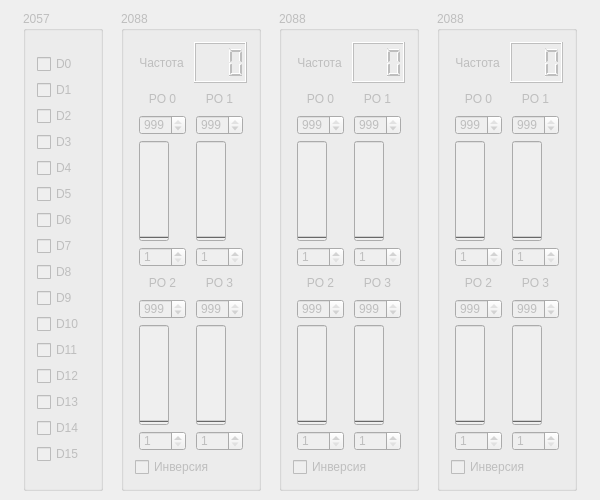
Above: Megatron-server/server.ui from sseitov/Megatron before the change. Below: the same form after it.
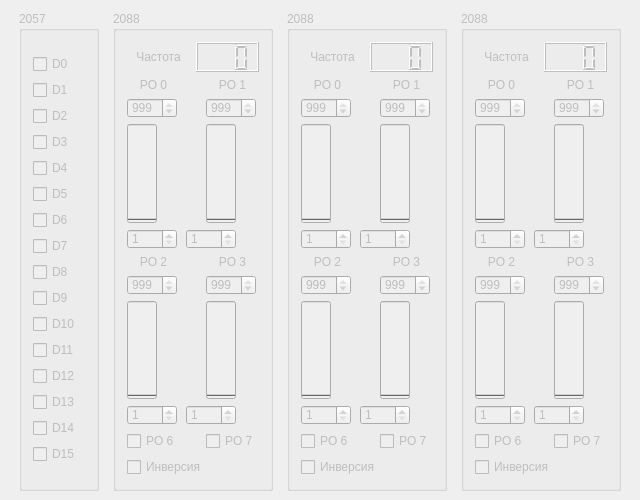
That is the form after the change.

```diff
--- a/Megatron-server/server.ui
+++ b/Megatron-server/server.ui
@@ -6,19 +6,19 @@
    <rect>
     <x>0</x>
     <y>0</y>
-    <width>600</width>
+    <width>640</width>
     <height>500</height>
    </rect>
   </property>
   <property name="minimumSize">
    <size>
-    <width>600</width>
+    <width>640</width>
     <height>500</height>
    </size>
   </property>
   <property name="maximumSize">
    <size>
-    <width>600</width>
+    <width>640</width>
     <height>500</height>
    </size>
   </property>
@@ -227,13 +227,13 @@
      </property>
      <property name="minimumSize">
       <size>
-       <width>140</width>
+       <width>160</width>
        <height>480</height>
       </size>
      </property>
      <property name="maximumSize">
       <size>
-       <width>140</width>
+       <width>160</width>
        <height>600</height>
       </size>
      </property>
@@ -246,7 +246,7 @@
      <property name="checked">
       <bool>false</bool>
      </property>
-     <layout class="QVBoxLayout" name="verticalLayout_4">
+     <layout class="QVBoxLayout" name="verticalLayout">
       <item>
        <layout class="QHBoxLayout" name="horizontalLayout_3">
         <item>
@@ -281,7 +281,7 @@
        </layout>
       </item>
       <item>
-       <layout class="QGridLayout" name="gridLayout_3">
+       <layout class="QGridLayout" name="gridLayout">
         <item row="0" column="0">
          <widget class="QLabel" name="label_2">
           <property name="maximumSize">
@@ -298,7 +298,7 @@
           </property>
          </widget>
         </item>
-        <item row="0" column="1">
+        <item row="0" column="2">
          <widget class="QLabel" name="label_3">
           <property name="maximumSize">
            <size>
@@ -333,7 +333,7 @@
           </property>
          </widget>
         </item>
-        <item row="1" column="1">
+        <item row="1" column="2">
          <widget class="QSpinBox" name="hi1_1">
           <property name="maximumSize">
            <size>
@@ -383,12 +383,12 @@
           </property>
          </widget>
         </item>
-        <item row="2" column="1">
+        <item row="2" column="2">
          <widget class="QProgressBar" name="po1_1">
           <property name="minimumSize">
            <size>
             <width>30</width>
-            <height>100</height>
+            <height>30</height>
            </size>
           </property>
           <property name="maximumSize">
@@ -427,7 +427,7 @@
           </property>
          </widget>
         </item>
-        <item row="3" column="1">
+        <item row="3" column="1" colspan="2">
          <widget class="QSpinBox" name="lo1_1">
           <property name="maximumSize">
            <size>
@@ -459,7 +459,7 @@
           </property>
          </widget>
         </item>
-        <item row="4" column="1">
+        <item row="4" column="2">
          <widget class="QLabel" name="label_5">
           <property name="maximumSize">
            <size>
@@ -475,7 +475,7 @@
           </property>
          </widget>
         </item>
-        <item row="5" column="0">
+        <item row="5" column="0" colspan="2">
          <widget class="QSpinBox" name="hi2_1">
           <property name="maximumSize">
            <size>
@@ -494,7 +494,7 @@
           </property>
          </widget>
         </item>
-        <item row="5" column="1">
+        <item row="5" column="2">
          <widget class="QSpinBox" name="hi3_1">
           <property name="maximumSize">
            <size>
@@ -518,7 +518,7 @@
           <property name="minimumSize">
            <size>
             <width>30</width>
-            <height>100</height>
+            <height>30</height>
            </size>
           </property>
           <property name="maximumSize">
@@ -541,12 +541,12 @@
           </property>
          </widget>
         </item>
-        <item row="6" column="1">
+        <item row="6" column="2">
          <widget class="QProgressBar" name="po3_1">
           <property name="minimumSize">
            <size>
             <width>30</width>
-            <height>100</height>
+            <height>30</height>
            </size>
           </property>
           <property name="maximumSize">
@@ -585,7 +585,7 @@
           </property>
          </widget>
         </item>
-        <item row="7" column="1">
+        <item row="7" column="1" colspan="2">
          <widget class="QSpinBox" name="lo3_1">
           <property name="maximumSize">
            <size>
@@ -601,6 +601,20 @@
           </property>
          </widget>
         </item>
+        <item row="8" column="0">
+         <widget class="QCheckBox" name="po6_1">
+          <property name="text">
+           <string>PO 6</string>
+          </property>
+         </widget>
+        </item>
+        <item row="8" column="2">
+         <widget class="QCheckBox" name="po7_1">
+          <property name="text">
+           <string>PO 7</string>
+          </property>
+         </widget>
+        </item>
        </layout>
       </item>
       <item>
@@ -620,13 +634,13 @@
      </property>
      <property name="minimumSize">
       <size>
-       <width>140</width>
+       <width>160</width>
        <height>480</height>
       </size>
      </property>
      <property name="maximumSize">
       <size>
-       <width>140</width>
+       <width>160</width>
        <height>600</height>
       </size>
      </property>
@@ -691,7 +705,7 @@
           </property>
          </widget>
         </item>
-        <item row="0" column="1">
+        <item row="0" column="2">
          <widget class="QLabel" name="label_8">
           <property name="maximumSize">
            <size>
@@ -726,7 +740,7 @@
           </property>
          </widget>
         </item>
-        <item row="1" column="1">
+        <item row="1" column="2">
          <widget class="QSpinBox" name="hi1_2">
           <property name="maximumSize">
            <size>
@@ -776,12 +790,12 @@
           </property>
          </widget>
         </item>
-        <item row="2" column="1">
+        <item row="2" column="2">
          <widget class="QProgressBar" name="po1_2">
           <property name="minimumSize">
            <size>
             <width>30</width>
-            <height>100</height>
+            <height>30</height>
            </size>
           </property>
           <property name="maximumSize">
@@ -820,7 +834,7 @@
           </property>
          </widget>
         </item>
-        <item row="3" column="1">
+        <item row="3" column="1" colspan="2">
          <widget class="QSpinBox" name="lo1_2">
           <property name="maximumSize">
            <size>
@@ -852,7 +866,7 @@
           </property>
          </widget>
         </item>
-        <item row="4" column="1">
+        <item row="4" column="2">
          <widget class="QLabel" name="label_10">
           <property name="maximumSize">
            <size>
@@ -868,7 +882,7 @@
           </property>
          </widget>
         </item>
-        <item row="5" column="0">
+        <item row="5" column="0" colspan="2">
          <widget class="QSpinBox" name="hi2_2">
           <property name="maximumSize">
            <size>
@@ -887,7 +901,7 @@
           </property>
          </widget>
         </item>
-        <item row="5" column="1">
+        <item row="5" column="2">
          <widget class="QSpinBox" name="hi3_2">
           <property name="maximumSize">
            <size>
@@ -911,7 +925,7 @@
           <property name="minimumSize">
            <size>
             <width>30</width>
-            <height>100</height>
+            <height>30</height>
            </size>
           </property>
           <property name="maximumSize">
@@ -934,12 +948,12 @@
           </property>
          </widget>
         </item>
-        <item row="6" column="1">
+        <item row="6" column="2">
          <widget class="QProgressBar" name="po3_2">
           <property name="minimumSize">
            <size>
             <width>30</width>
-            <height>100</height>
+            <height>30</height>
            </size>
           </property>
           <property name="maximumSize">
@@ -978,7 +992,7 @@
           </property>
          </widget>
         </item>
-        <item row="7" column="1">
+        <item row="7" column="1" colspan="2">
          <widget class="QSpinBox" name="lo3_2">
           <property name="maximumSize">
            <size>
@@ -994,6 +1008,20 @@
           </property>
          </widget>
         </item>
+        <item row="8" column="0">
+         <widget class="QCheckBox" name="po6_2">
+          <property name="text">
+           <string>PO 6</string>
+          </property>
+         </widget>
+        </item>
+        <item row="8" column="2">
+         <widget class="QCheckBox" name="po7_2">
+          <property name="text">
+           <string>PO 7</string>
+          </property>
+         </widget>
+        </item>
        </layout>
       </item>
       <item>
@@ -1013,13 +1041,13 @@
      </property>
      <property name="minimumSize">
       <size>
-       <width>140</width>
+       <width>160</width>
        <height>480</height>
       </size>
      </property>
      <property name="maximumSize">
       <size>
-       <width>140</width>
+       <width>160</width>
        <height>600</height>
       </size>
      </property>
@@ -1032,7 +1060,7 @@
      <property name="checked">
       <bool>false</bool>
      </property>
-     <layout class="QVBoxLayout" name="verticalLayout">
+     <layout class="QVBoxLayout" name="verticalLayout_4">
       <item>
        <layout class="QHBoxLayout" name="horizontalLayout_5">
         <item>
@@ -1067,7 +1095,7 @@
        </layout>
       </item>
       <item>
-       <layout class="QGridLayout" name="gridLayout">
+       <layout class="QGridLayout" name="gridLayout_3">
         <item row="0" column="0">
          <widget class="QLabel" name="label_12">
           <property name="maximumSize">
@@ -1084,7 +1112,7 @@
           </property>
          </widget>
         </item>
-        <item row="0" column="1">
+        <item row="0" column="2">
          <widget class="QLabel" name="label_13">
           <property name="maximumSize">
            <size>
@@ -1119,7 +1147,7 @@
           </property>
          </widget>
         </item>
-        <item row="1" column="1">
+        <item row="1" column="2">
          <widget class="QSpinBox" name="hi1_3">
           <property name="maximumSize">
            <size>
@@ -1169,12 +1197,12 @@
           </property>
          </widget>
         </item>
-        <item row="2" column="1">
+        <item row="2" column="2">
          <widget class="QProgressBar" name="po1_3">
           <property name="minimumSize">
            <size>
             <width>30</width>
-            <height>100</height>
+            <height>30</height>
            </size>
           </property>
           <property name="maximumSize">
@@ -1213,7 +1241,7 @@
           </property>
          </widget>
         </item>
-        <item row="3" column="1">
+        <item row="3" column="1" colspan="2">
          <widget class="QSpinBox" name="lo1_3">
           <property name="maximumSize">
            <size>
@@ -1245,7 +1273,7 @@
           </property>
          </widget>
         </item>
-        <item row="4" column="1">
+        <item row="4" column="2">
          <widget class="QLabel" name="label_15">
           <property name="maximumSize">
            <size>
@@ -1261,7 +1289,7 @@
           </property>
          </widget>
         </item>
-        <item row="5" column="0">
+        <item row="5" column="0" colspan="2">
          <widget class="QSpinBox" name="hi2_3">
           <property name="maximumSize">
            <size>
@@ -1280,7 +1308,7 @@
           </property>
          </widget>
         </item>
-        <item row="5" column="1">
+        <item row="5" column="2">
          <widget class="QSpinBox" name="hi3_3">
           <property name="maximumSize">
            <size>
@@ -1304,7 +1332,7 @@
           <property name="minimumSize">
            <size>
             <width>30</width>
-            <height>100</height>
+            <height>30</height>
            </size>
           </property>
           <property name="maximumSize">
@@ -1327,12 +1355,12 @@
           </property>
          </widget>
         </item>
-        <item row="6" column="1">
+        <item row="6" column="2">
          <widget class="QProgressBar" name="po3_3">
           <property name="minimumSize">
            <size>
             <width>30</width>
-            <height>100</height>
+            <height>30</height>
            </size>
           </property>
           <property name="maximumSize">
@@ -1371,7 +1399,7 @@
           </property>
          </widget>
         </item>
-        <item row="7" column="1">
+        <item row="7" column="1" colspan="2">
          <widget class="QSpinBox" name="lo3_3">
           <property name="maximumSize">
            <size>
@@ -1387,6 +1415,20 @@
           </property>
          </widget>
         </item>
+        <item row="8" column="0">
+         <widget class="QCheckBox" name="po6_3">
+          <property name="text">
+           <string>PO 6</string>
+          </property>
+         </widget>
+        </item>
+        <item row="8" column="2">
+         <widget class="QCheckBox" name="po7_3">
+          <property name="text">
+           <string>PO 7</string>
+          </property>
+         </widget>
+        </item>
        </layout>
       </item>
       <item>
```
